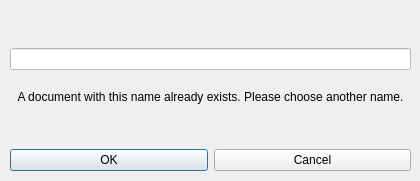
This is client/ChooseName.ui in anphetamina/CoText as Qt 5 draws it before an edit. The edited form follows.
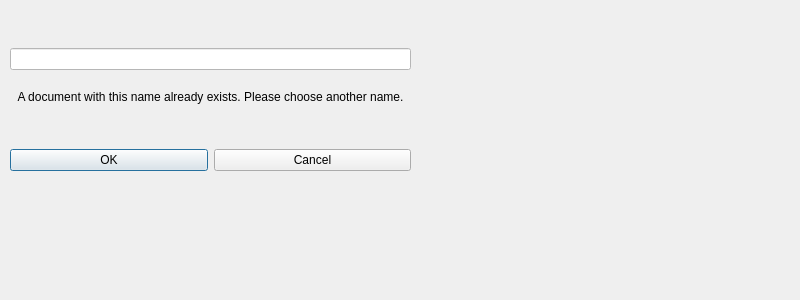
This is the edited form.

The edit to the form file:
```diff
--- a/client/ChooseName.ui
+++ b/client/ChooseName.ui
@@ -6,10 +6,28 @@
    <rect>
     <x>0</x>
     <y>0</y>
-    <width>420</width>
-    <height>181</height>
+    <width>800</width>
+    <height>300</height>
    </rect>
   </property>
+  <property name="sizePolicy">
+   <sizepolicy hsizetype="Fixed" vsizetype="Fixed">
+    <horstretch>0</horstretch>
+    <verstretch>0</verstretch>
+   </sizepolicy>
+  </property>
+  <property name="minimumSize">
+   <size>
+    <width>800</width>
+    <height>300</height>
+   </size>
+  </property>
+  <property name="maximumSize">
+   <size>
+    <width>800</width>
+    <height>16777215</height>
+   </size>
+  </property>
   <property name="windowTitle">
    <string>Dialog</string>
   </property>
```
